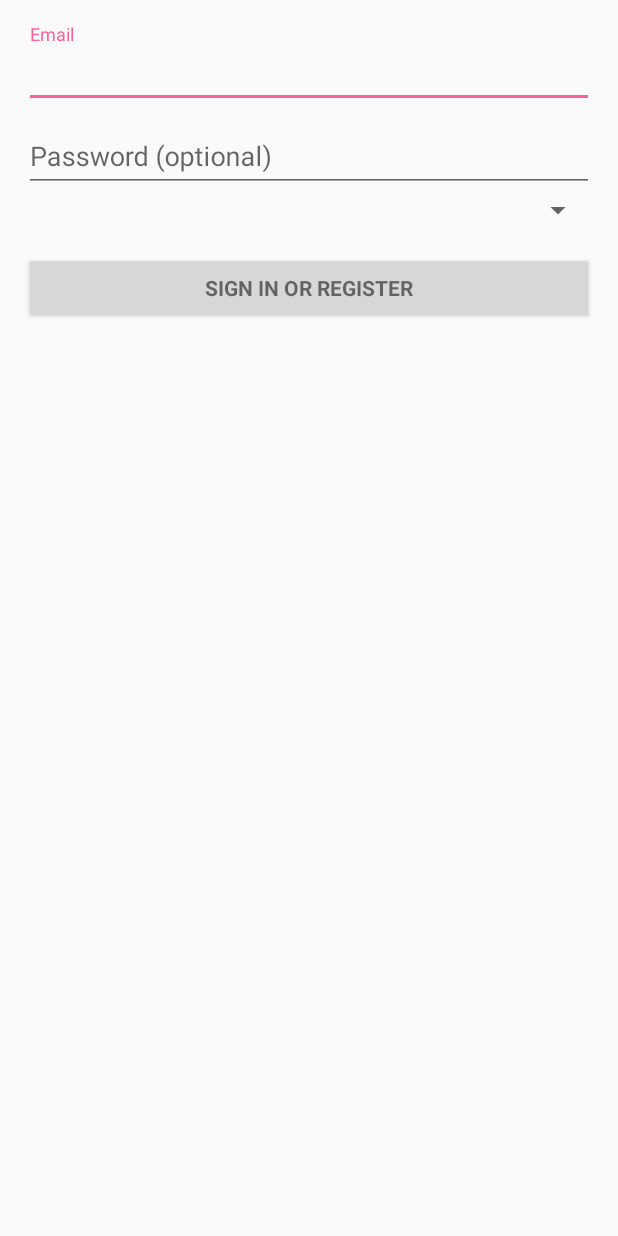
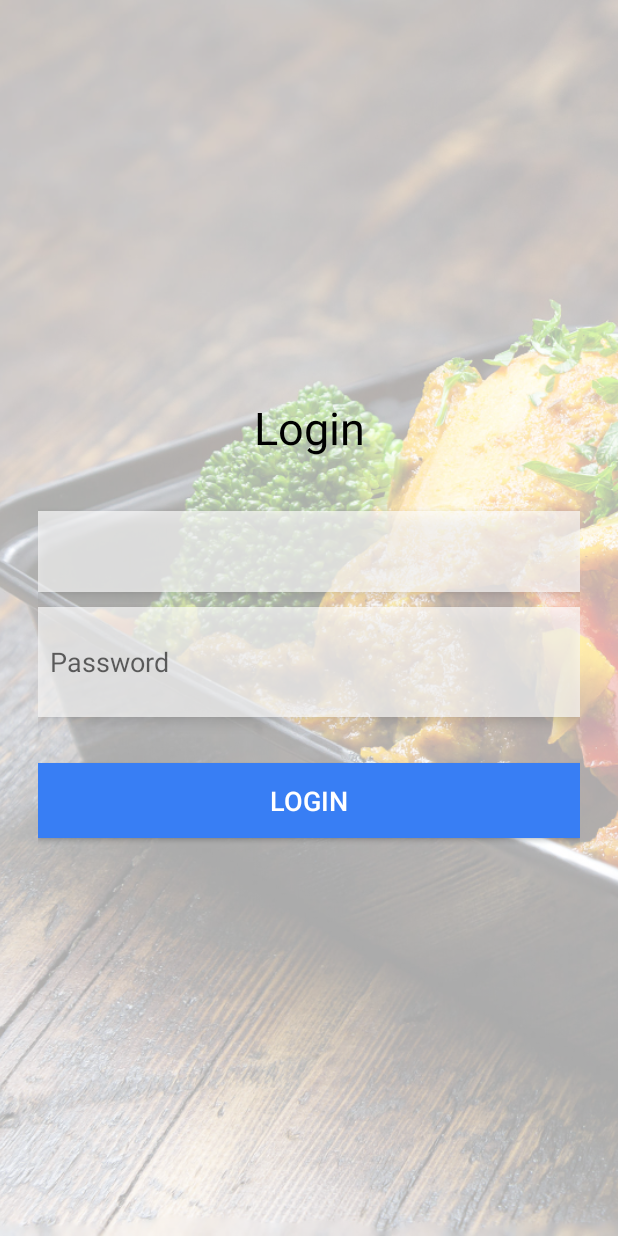
Before and after one commit to hpsajith/PosClient, an Android app: the layout activity_login.xml on its own in the app's theme, with its tools: preview values and no code run, on a phone screen of 412 x 824 dp. Run offline under Robolectric (Android 15) with nearby library versions, the phone set to English and light mode, and no system bars; network calls fail.

Commit message:
fix some bugs with API level compatibility

```diff
--- a/app/src/main/res/layout/activity_login.xml
+++ b/app/src/main/res/layout/activity_login.xml
@@ -1,83 +1,86 @@
 <FrameLayout xmlns:android="http://schemas.android.com/apk/res/android"
+    xmlns:app="http://schemas.android.com/apk/res-auto"
     xmlns:tools="http://schemas.android.com/tools"
+    android:id="@+id/login_root"
     android:layout_width="match_parent"
     android:layout_height="match_parent"
-    android:gravity="center_horizontal"
-    android:orientation="vertical"
-    android:paddingBottom="@dimen/activity_vertical_margin"
-    android:paddingLeft="@dimen/activity_horizontal_margin"
-    android:paddingRight="@dimen/activity_horizontal_margin"
-    android:paddingTop="@dimen/activity_vertical_margin"
-    tools:context="com.ites.pos.login_activity.LoginActivity">
+    android:orientation="vertical">
 
-    <!-- Login progress -->
-    <ProgressBar
-        android:id="@+id/login_progress"
-        style="?android:attr/progressBarStyleLarge"
-        android:layout_width="wrap_content"
-        android:layout_height="wrap_content"
-        android:layout_marginBottom="8dp"
-        android:visibility="gone" />
-
-    <ScrollView
-        android:id="@+id/login_form"
+    <ImageView
+        android:id="@+id/imageView"
         android:layout_width="match_parent"
-        android:layout_height="match_parent">
+        android:layout_height="match_parent"
+        android:adjustViewBounds="true"
+        android:cropToPadding="false"
+        android:scaleType="centerCrop"
+        app:srcCompat="@drawable/flash_bg" />
 
         <LinearLayout
-            android:id="@+id/email_login_form"
+            android:layout_width="match_parent"
+            android:layout_height="match_parent"
+            android:layout_alignParentEnd="true"
+            android:layout_alignParentRight="true"
+            android:layout_centerVertical="true"
+            android:background="@drawable/login_content_layout"
+            android:gravity="center_vertical"
+            android:orientation="vertical"
+            android:padding="25dp"
+            android:weightSum="1">
+
+            <TextView
+                android:id="@+id/textView9"
                 android:layout_width="match_parent"
                 android:layout_height="wrap_content"
-            android:orientation="vertical">
+                android:layout_marginBottom="30dp"
+                android:text="Login"
+                android:textAlignment="center"
+                android:textColor="@android:color/black"
+                android:textSize="30sp" />
 
-            <android.support.design.widget.TextInputLayout
-                android:layout_width="match_parent"
-                android:layout_height="wrap_content">
-
-                <AutoCompleteTextView
-                    android:id="@+id/email"
+            <ProgressBar
+                style="?android:attr/progressBarStyle"
                 android:layout_width="match_parent"
                 android:layout_height="wrap_content"
-                    android:hint="@string/prompt_email"
-                    android:inputType="textEmailAddress"
-                    android:maxLines="1"
-                    android:singleLine="true" />
-
-            </android.support.design.widget.TextInputLayout>
-
-            <android.support.design.widget.TextInputLayout
-                android:layout_width="match_parent"
-                android:layout_height="wrap_content">
-
+                android:visibility="gone"
+                android:id="@+id/progressBar" />
 
             <Spinner
                 android:id="@+id/uname"
                 android:layout_width="match_parent"
-                    android:layout_height="wrap_content" />
+                android:layout_height="wrap_content"
+                android:layout_marginBottom="10dp"
+                android:layout_marginTop="5dp"
+                android:layout_weight="0.07"
+                android:gravity="center"
+                android:background="#aaffffff"
+                android:elevation="5dp"
+                android:padding="8dp"
+                android:paddingLeft="5dp" />
 
             <EditText
-                    android:id="@+id/password"
+                android:id="@+id/passwd"
                 android:layout_width="match_parent"
                 android:layout_height="wrap_content"
-                    android:hint="@string/prompt_password"
-                    android:imeActionId="@+id/login"
-                    android:imeActionLabel="@string/action_sign_in_short"
-                    android:imeOptions="actionUnspecified"
-                    android:inputType="textPassword"
-                    android:maxLines="1"
-                    android:singleLine="true" />
-
-            </android.support.design.widget.TextInputLayout>
+                android:layout_marginBottom="15dp"
+                android:layout_weight="0.06"
+                android:background="#aaffffff"
+                android:maxLength="4"
+                android:elevation="5dp"
+                android:ems="10"
+                android:hint="Password"
+                android:inputType="numberPassword"
+                android:padding="8dp"
+                android:paddingLeft="50dp"
+                android:textSize="18sp" />
 
             <Button
-                android:id="@+id/email_sign_in_button"
-                style="?android:textAppearanceSmall"
+                android:id="@+id/login_btn"
                 android:layout_width="match_parent"
-                android:layout_height="wrap_content"
-                android:layout_marginTop="16dp"
-                android:text="@string/action_sign_in"
-                android:textStyle="bold" />
-
+                android:layout_height="50dp"
+                android:layout_marginTop="15dp"
+                android:background="@color/colorPrimary"
+                android:text="Login"
+                android:textColor="@android:color/white"
+                android:textSize="18sp" />
         </LinearLayout>
-    </ScrollView>
 </FrameLayout>
```
Lines whose indentation alone changed are shown as unchanged.
